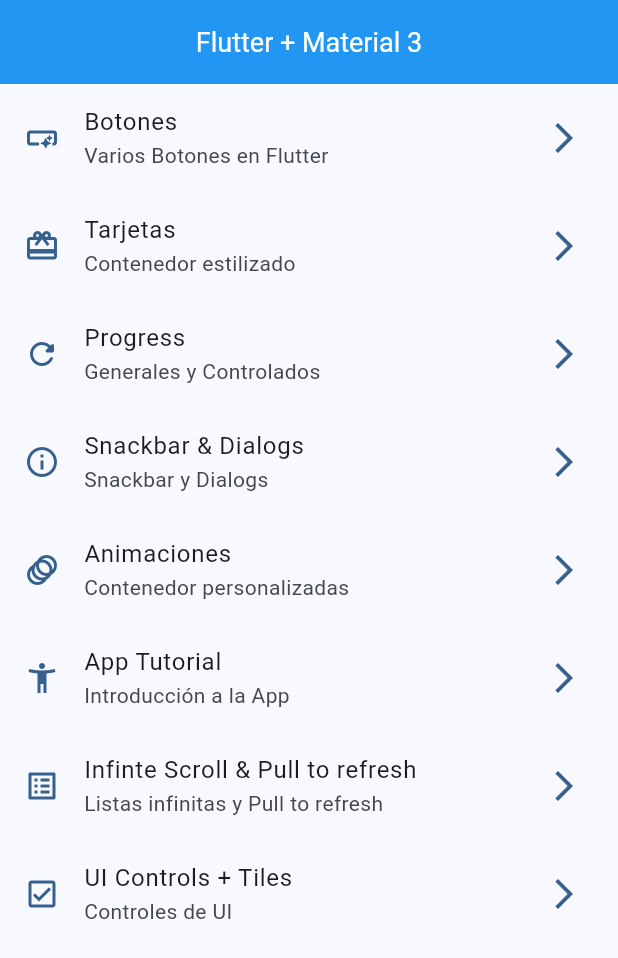
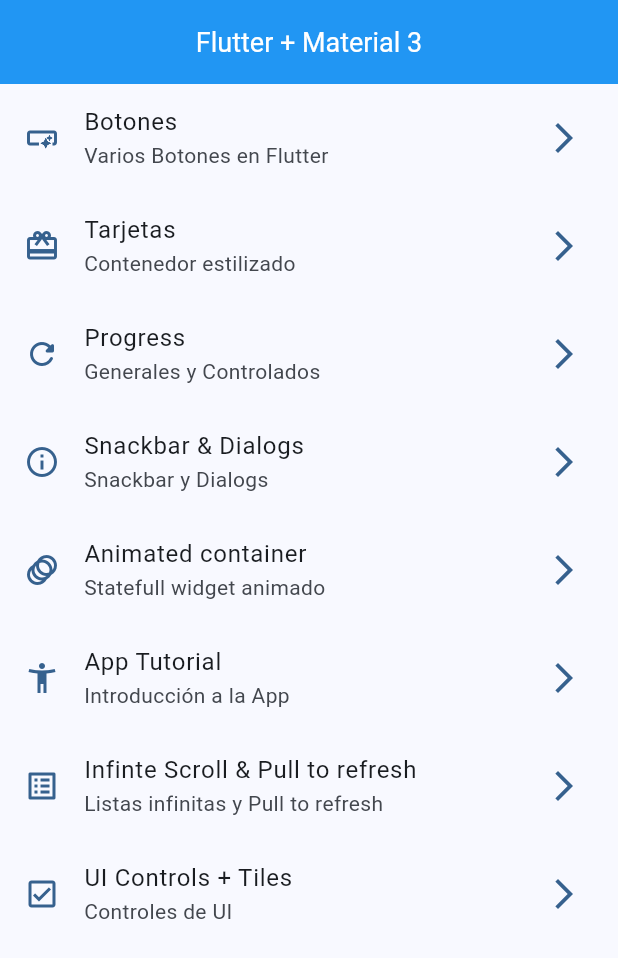
Before and after one commit to cadenaspm/widApp, a Flutter app: the screen it shows after launch, on a phone screen of 412 x 824 dp. Shown: the top 958 px of the screen. Run offline on Flutter 3.47's test engine with Material 3 defaults, Android fonts, the phone set to English and light mode, and no system bars; our stand-ins replace go_router.

Commit message:
animated container finished

```diff
--- a/lib/config/menu/menu_items.dart
+++ b/lib/config/menu/menu_items.dart
@@ -45,11 +45,16 @@ const appMenuItems = [
   ),
 
   MenuItems(
-    title: 'Animaciones',
-    subtitle: 'Contenedor personalizadas',
+    title: 'Animated container',
+    subtitle: 'Statefull widget animado',
     link: AnimatedScreen.name,
     icon: Icons.animation_outlined,
   ),
+
+
+
+
+
   MenuItems(
     title: 'App Tutorial',
     subtitle: 'Introducción a la App',
--- a/lib/config/router/app_router.dart
+++ b/lib/config/router/app_router.dart
@@ -11,5 +11,6 @@ final appRouter = GoRouter(
     GoRoute(path: '/cards', name: CardsScreen.name, builder: (context, state) => const CardsScreen()),
     GoRoute(path: '/progress', name: ProgressScreen.name, builder: (context, state) => const ProgressScreen()),
     GoRoute(path: '/snackbar', name: SnackbarScreen.name, builder: (context, state) => const SnackbarScreen()),
+    GoRoute(path: '/animated', name: AnimatedScreen.name, builder: (context, state) => const AnimatedScreen()),
   ]
 );
```
Also changed, not shown: lib/presentation/screens/animated/animated_screen.dart (+56 -3 lines).
